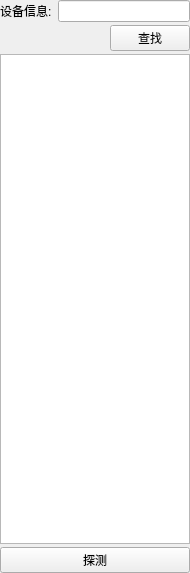
First picture: the form in src/run/pc_manage/devtree/cdevlistwidget.ui, repository headson/isaws, before the edit.
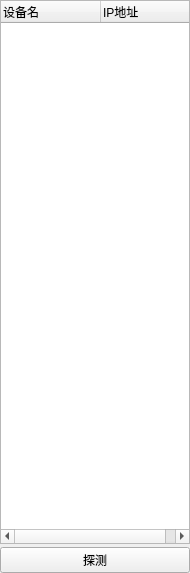
Second picture: the form after the edit.

```diff
--- a/src/run/pc_manage/devtree/cdevlistwidget.ui
+++ b/src/run/pc_manage/devtree/cdevlistwidget.ui
@@ -41,73 +41,27 @@
    <property name="spacing">
     <number>3</number>
    </property>
-   <item row="0" column="0">
-    <layout class="QHBoxLayout" name="horizontalLayout_2">
-     <item>
-      <widget class="QLabel" name="label">
-       <property name="text">
-        <string>设备信息:</string>
-       </property>
-      </widget>
-     </item>
-     <item>
-      <widget class="QLineEdit" name="find_edit_"/>
-     </item>
-    </layout>
-   </item>
-   <item row="1" column="0">
-    <layout class="QHBoxLayout" name="horizontalLayout_3">
-     <item>
-      <spacer name="horizontalSpacer">
-       <property name="orientation">
-        <enum>Qt::Horizontal</enum>
-       </property>
-       <property name="sizeHint" stdset="0">
-        <size>
-         <width>40</width>
-         <height>20</height>
-        </size>
-       </property>
-      </spacer>
-     </item>
-     <item>
-      <widget class="QPushButton" name="find_button_">
-       <property name="text">
-        <string>查找</string>
-       </property>
-       <property name="default">
-        <bool>false</bool>
-       </property>
-      </widget>
-     </item>
-    </layout>
-   </item>
    <item row="2" column="0">
-    <widget class="QListWidget" name="dev_list_">
-     <property name="sizePolicy">
-      <sizepolicy hsizetype="Preferred" vsizetype="Expanding">
-       <horstretch>0</horstretch>
-       <verstretch>0</verstretch>
-      </sizepolicy>
-     </property>
-     <property name="maximumSize">
-      <size>
-       <width>16777215</width>
-       <height>16777215</height>
-      </size>
-     </property>
-     <property name="autoScrollMargin">
-      <number>0</number>
-     </property>
-    </widget>
-   </item>
-   <item row="3" column="0">
     <widget class="QPushButton" name="detect_button_">
      <property name="text">
       <string>探测</string>
      </property>
     </widget>
    </item>
+   <item row="1" column="0">
+    <widget class="QTreeWidget" name="pDevTreeWidget">
+     <column>
+      <property name="text">
+       <string>设备名</string>
+      </property>
+     </column>
+     <column>
+      <property name="text">
+       <string>IP地址</string>
+      </property>
+     </column>
+    </widget>
+   </item>
   </layout>
  </widget>
  <layoutdefault spacing="6" margin="11"/>
```
